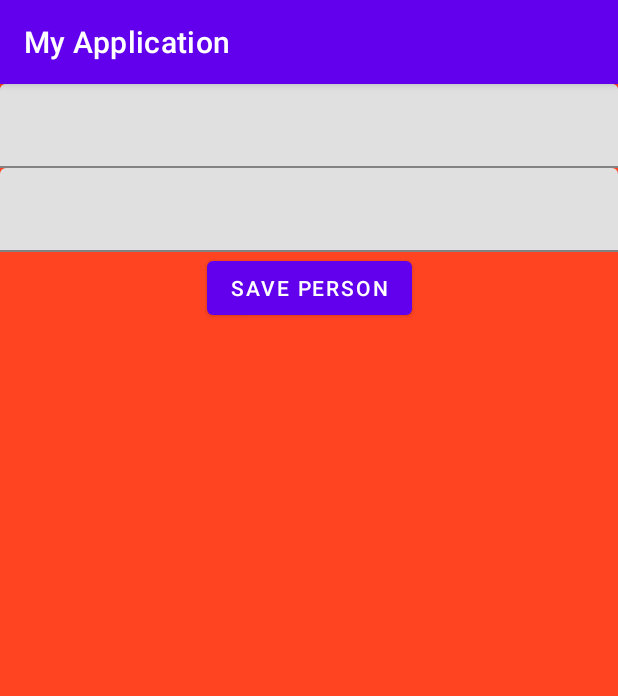
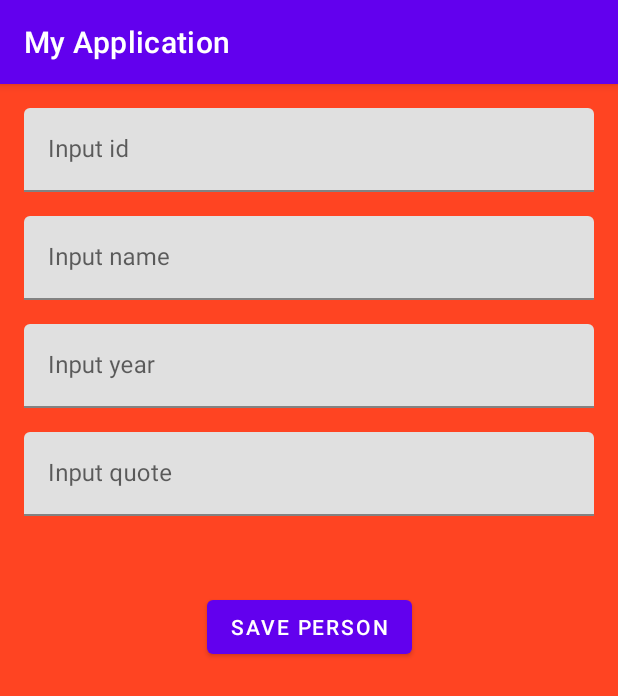
Before and after one commit to tmarkovica/Razvoj_mobilnih_aplikacija, an Android app: the screen it shows after launch (MainActivity), after a tap on an icon or button, on a phone screen of 412 x 824 dp. Shown: the top 696 px of the screen. Run offline under Robolectric (Android 15) with nearby library versions, the phone set to English and light mode, and no system bars.

Commit message:
LV2 commit

```diff
--- a/MyApplication/app/build.gradle
+++ b/MyApplication/app/build.gradle
@@ -42,7 +42,7 @@ dependencies {
     implementation 'androidx.appcompat:appcompat:1.4.1'
     implementation 'com.google.android.material:material:1.5.0'
     implementation 'androidx.constraintlayout:constraintlayout:2.1.3'
-    testImplementation 'junit:junit:4.13.2'
+    testImplementation 'junit:junit:4.+'
     androidTestImplementation 'androidx.test.ext:junit:1.1.3'
     androidTestImplementation 'androidx.test.espresso:espresso-core:3.4.0'
 
--- a/MyApplication/app/src/main/java/com/example/myapplication/data/InMemoryDb.kt
+++ b/MyApplication/app/src/main/java/com/example/myapplication/data/InMemoryDb.kt
@@ -3,7 +3,7 @@ package com.example.myapplication.data
 import com.example.myapplication.model.Person
 import kotlin.random.Random
 
-class InMemoryDb : TaskDao {
+class InMemoryDb : PersonDao {
 
     private val people = mutableListOf<Person>()
 
@@ -19,12 +19,12 @@ class InMemoryDb : TaskDao {
         }
     }
 
-    override fun save(task: Person) {
-        people.add(task)
+    override fun save(person: Person) {
+        people.add(person)
     }
 
-    override fun delete(task: Person) {
-        people.remove(task)
+    override fun delete(person: Person) {
+        people.remove(person)
     }
 
     override fun getTaskById(id: Long): Person? {
--- a/MyApplication/app/src/main/java/com/example/myapplication/data/TaskDao.kt
+++ b/MyApplication/app/src/main/java/com/example/myapplication/data/PersonDao.kt
@@ -2,10 +2,10 @@ package com.example.myapplication.data
 
 import com.example.myapplication.model.Person
 
-interface TaskDao {
+interface PersonDao {
 
-    fun save(task: Person)
-    fun delete(task: Person)
+    fun save(person: Person)
+    fun delete(person: Person)
     fun getTaskById(id: Long): Person?
     fun getAllTasks(): List<Person>
 }
--- a/MyApplication/app/src/main/java/com/example/myapplication/data/PersonRepository.kt
+++ b/MyApplication/app/src/main/java/com/example/myapplication/data/PersonRepository.kt
@@ -5,8 +5,8 @@ import com.example.myapplication.model.Person
 
 interface PersonRepository {
 
-    fun save(task: Person)
-    fun delete(task: Person)
+    fun save(person: Person)
+    fun delete(person: Person)
     fun getTaskById(id: Long): Person?
     fun getAllTasks(): List<Person>
 }
--- a/MyApplication/app/src/main/java/com/example/myapplication/data/PersonRepositoryImpl.kt
+++ b/MyApplication/app/src/main/java/com/example/myapplication/data/PersonRepositoryImpl.kt
@@ -2,9 +2,9 @@ package com.example.myapplication.data
 
 import com.example.myapplication.model.Person
 
-class PersonRepositoryImpl(val taskDao: TaskDao) : PersonRepository {
-    override fun save(task: Person) = taskDao.save(task)
-    override fun delete(task: Person) = taskDao.delete(task)
+class PersonRepositoryImpl(val taskDao: PersonDao) : PersonRepository {
+    override fun save(person: Person) = taskDao.save(person)
+    override fun delete(person: Person) = taskDao.delete(person)
     override fun getTaskById(id: Long): Person? = taskDao.getTaskById(id)
     override fun getAllTasks(): List<Person> = taskDao.getAllTasks()
 }
--- a/MyApplication/app/src/main/java/com/example/myapplication/di/PersonRepositoryFactory.kt
+++ b/MyApplication/app/src/main/java/com/example/myapplication/di/PersonRepositoryFactory.kt
@@ -1,20 +1,12 @@
 package com.example.myapplication.di
 
-import android.os.Bundle
-import android.view.LayoutInflater
-import android.view.View
-import android.view.ViewGroup
-import androidx.fragment.app.Fragment
-import androidx.navigation.fragment.findNavController
-import androidx.recyclerview.widget.LinearLayoutManager
 import com.example.myapplication.data.InMemoryDb
+import com.example.myapplication.data.PersonDao
 import com.example.myapplication.data.PersonRepository
 import com.example.myapplication.data.PersonRepositoryImpl
-import com.example.myapplication.data.TaskDao
-import com.example.myapplication.ui.person_list.PersonAdapter
 
 object PersonRepositoryFactory {
 
-    private val taskDao: TaskDao = InMemoryDb()
-    val taskRepository: PersonRepository = PersonRepositoryImpl(taskDao)
+    private val personDao: PersonDao = InMemoryDb()
+    val peopleRepository: PersonRepository = PersonRepositoryImpl(personDao)
 }
--- a/MyApplication/app/src/main/java/com/example/myapplication/ui/person_details/PersonDetailsFragment.kt
+++ b/MyApplication/app/src/main/java/com/example/myapplication/ui/person_details/PersonDetailsFragment.kt
@@ -1,6 +1,6 @@
 package com.example.myapplication.ui.person_details
 
-import android.app.Person
+import com.example.myapplication.model.Person
 import android.os.Bundle
 import android.view.LayoutInflater
 import android.view.View
@@ -18,23 +18,23 @@ class PersonDetailsFragment : Fragment() {
         inflater: LayoutInflater,
         container: ViewGroup?,
         savedInstanceState: Bundle?
-    ): View? {
+    ): View {
         binding = FragmentPersonDetailsBinding.inflate(
             inflater, container, false
         )
         return binding.root
     }
 
-    private val taskRepository = PersonRepositoryFactory.taskRepository
+    private val peopleRepository = PersonRepositoryFactory.peopleRepository
     private val args: PersonDetailsFragmentArgs by navArgs() // TaskDetailsFragmentArgs
 
     override fun onViewCreated(view: View, savedInstanceState: Bundle?) {
         super.onViewCreated(view, savedInstanceState)
-        val task = taskRepository.getTaskById(args.personid)
-        display(task)
+        val person = peopleRepository.getTaskById(args.personid)
+        display(person)
     }
 
-    private fun display(person: com.example.myapplication.model.Person?) {
+    private fun display(person: Person?) {
         person?.let {
             binding.apply {
                 binding.itemPersonId.text = person.id.toString()
@@ -48,13 +48,13 @@ class PersonDetailsFragment : Fragment() {
         }
     }
 
-    companion object {
-        val Tag = "TasksDetails"
-        val TaskIdKey = "TaskId"
-
-        fun create(id: Long): Fragment {
-            val fragment = PersonDetailsFragment() //TaskDetailsFragmentTaskDetailsFragment
-            return fragment
-        }
-    }
+//    companion object {
+//        //val Tag = "TasksDetails"
+//        //val TaskIdKey = "TaskId"
+//
+//        fun create(id: Long): Fragment {
+//            val fragment = PersonDetailsFragment() //TaskDetailsFragmentTaskDetailsFragment
+//            return fragment
+//        }
+//    }
 }
--- a/MyApplication/app/src/main/java/com/example/myapplication/ui/person_list/PersonAdapter.kt
+++ b/MyApplication/app/src/main/java/com/example/myapplication/ui/person_list/PersonAdapter.kt
@@ -8,35 +8,35 @@ import com.example.myapplication.R
 import com.example.myapplication.databinding.ItemPersonBinding
 import com.example.myapplication.model.Person
 
-class PersonAdapter : RecyclerView.Adapter<TaskViewHolder>() {
+class PersonAdapter : RecyclerView.Adapter<PersonViewHolder>() {
 
-    val people = mutableListOf<Person>()
-    var onTaskSelectedListener: PersonSelectedListener? = null
+    private val people = mutableListOf<Person>()
+    var personSelectedListener: PersonSelectedListener? = null
 
-    fun setTasks(tasks: List<Person>) {
+    fun setPeople(people: List<Person>) {
         this.people.clear()
-        this.people.addAll(tasks)
+        this.people.addAll(people)
         this.notifyDataSetChanged()
     }
 
-    override fun onCreateViewHolder(parent: ViewGroup, viewType: Int): TaskViewHolder {
+    override fun onCreateViewHolder(parent: ViewGroup, viewType: Int): PersonViewHolder {
         val view = LayoutInflater.from(parent.context)
             .inflate(R.layout.item_person, parent, false)
-        return TaskViewHolder(view)
+        return PersonViewHolder(view)
     }
 
-    override fun onBindViewHolder(holder: TaskViewHolder, position: Int) {
-        val task = people[position]
-        holder.bind(task)
-        onTaskSelectedListener?.let { listener ->
-            holder.itemView.setOnClickListener { listener.onTaskSelected(task.id) }
+    override fun onBindViewHolder(holder: PersonViewHolder, position: Int) {
+        val person = people[position]
+        holder.bind(person)
+        personSelectedListener?.let { listener ->
+            holder.itemView.setOnClickListener { listener.personSelected(person.id) }
         }
     }
 
     override fun getItemCount(): Int = people.count()
 }
 
-class TaskViewHolder(itemView: View) : RecyclerView.ViewHolder(itemView) {
+class PersonViewHolder(itemView: View) : RecyclerView.ViewHolder(itemView) {
 
     fun bind(person: Person) {
 
--- a/MyApplication/app/src/main/java/com/example/myapplication/ui/person_list/PersonListFragment.kt
+++ b/MyApplication/app/src/main/java/com/example/myapplication/ui/person_list/PersonListFragment.kt
@@ -16,7 +16,7 @@ class PersonListFragment : Fragment(), PersonSelectedListener {
     private lateinit var binding: FragmentPersonListBinding
 
     private lateinit var adapter: PersonAdapter
-    private val taskRepository = PersonRepositoryFactory.taskRepository
+    private val peopleRepository = PersonRepositoryFactory.peopleRepository
 
     override fun onCreateView(
         inflater: LayoutInflater,
@@ -47,7 +47,7 @@ class PersonListFragment : Fragment(), PersonSelectedListener {
         )
 
         adapter = PersonAdapter()
-        adapter.onTaskSelectedListener = this
+        adapter.personSelectedListener = this
         binding.personListRv.adapter = adapter
     }
 
@@ -58,16 +58,16 @@ class PersonListFragment : Fragment(), PersonSelectedListener {
     }
 
     private fun updateData() {
-        adapter.setTasks(taskRepository.getAllTasks())
+        adapter.setPeople(peopleRepository.getAllTasks())
     }
 
-    companion object {
-        fun create(): Fragment {
-            return PersonListFragment()
-        }
-    }
+//    companion object {
+//        fun create(): Fragment {
+//            return PersonListFragment()
+//        }
+//    }
 
-    override fun onTaskSelected(id: Long?) {
+    override fun personSelected(id: Long?) {
         val action =
             PersonListFragmentDirections.actionPersonListFragmentToPersonDetailsFragment(id ?: -1)
         findNavController().navigate(action)
--- a/MyApplication/app/src/main/java/com/example/myapplication/ui/person_list/PersonSelectedListener.kt
+++ b/MyApplication/app/src/main/java/com/example/myapplication/ui/person_list/PersonSelectedListener.kt
@@ -1,5 +1,5 @@
 package com.example.myapplication.ui.person_list
 
 interface PersonSelectedListener{
-    fun onTaskSelected(id: Long?)
+    fun personSelected(id: Long?)
 }
--- a/MyApplication/app/src/main/java/com/example/myapplication/ui/person_new/PersonNewFragment.kt
+++ b/MyApplication/app/src/main/java/com/example/myapplication/ui/person_new/PersonNewFragment.kt
@@ -16,7 +16,7 @@ class PersonNewFragment : Fragment() {
 
     private lateinit var binding: FragmentPersonNewBinding
 
-    private val taskRepository = PersonRepositoryFactory.taskRepository //TaskRepositoryFactory
+    private val peopleRepository = PersonRepositoryFactory.peopleRepository //TaskRepositoryFactory
 
     override fun onCreateView(
         inflater: LayoutInflater,
@@ -44,23 +44,24 @@ class PersonNewFragment : Fragment() {
 //
 //        taskRepository.save(Task(0, title, contents, priority))
 
-        var q = mutableListOf<String>("quote1", "quote2")
+        val id: Long = binding.addId.text.toString().toLong()
+        val name = binding.addName.text.toString()
+        val year = binding.addYear.text.toString()
+        var q = mutableListOf<String>("quote1", binding.addQuote.text.toString())
 
-        val person = Person(55, "tm", "1998", q)
+        val person = Person(id, name, year, q)
+
 
 
         Toast.makeText(context, getString(R.string.save_person), Toast.LENGTH_SHORT).show()
-
         val action = PersonNewFragmentDirections.actionPersonNewFragmentToPersonListFragment()
-            //NewTaskFragmentDirections.actionNewTaskFragmentToTaskListFragment()
-
-        taskRepository.save(person)
+        peopleRepository.save(person)
         findNavController().navigate(action)
     }
 
-    companion object {
-        fun create(): Fragment {
-            return PersonNewFragment()
-        }
-    }
+//    companion object {
+//        fun create(): Fragment {
+//            return PersonNewFragment()
+//        }
+//    }
 }
--- a/MyApplication/app/src/main/res/layout/fragment_person_new.xml
+++ b/MyApplication/app/src/main/res/layout/fragment_person_new.xml
@@ -5,6 +5,76 @@
     android:layout_height="match_parent"
     xmlns:app="http://schemas.android.com/apk/res-auto"
     android:background="#FF4422">
+
+    <com.google.android.material.textfield.TextInputLayout
+        android:id="@+id/addIdLayout"
+        android:layout_width="match_parent"
+        android:layout_height="wrap_content"
+        android:layout_marginBottom="@dimen/margin_medium"
+        app:layout_constraintTop_toTopOf="parent"
+        app:layout_constraintBottom_toTopOf="@+id/addNameLayout"
+        android:layout_margin="@dimen/margin_medium">
+
+        <EditText
+            android:id="@+id/addId"
+            android:layout_width="match_parent"
+            android:layout_height="match_parent"
+            android:hint="@string/input_id"
+            android:inputType="number"
+            />
+    </com.google.android.material.textfield.TextInputLayout>
+
+    <com.google.android.material.textfield.TextInputLayout
+        android:id="@+id/addNameLayout"
+        android:layout_width="match_parent"
+        android:layout_height="wrap_content"
+        android:layout_marginBottom="@dimen/margin_medium"
+        app:layout_constraintStart_toStartOf="parent"
+        app:layout_constraintTop_toBottomOf="@+id/addIdLayout"
+        android:layout_margin="@dimen/margin_medium">
+
+        <EditText
+            android:id="@+id/addName"
+            android:layout_width="match_parent"
+            android:layout_height="match_parent"
+            android:hint="@string/input_name"
+            android:inputType="text"
+            />
+    </com.google.android.material.textfield.TextInputLayout>
+
+    <com.google.android.material.textfield.TextInputLayout
+        android:id="@+id/addYearLayout"
+        android:layout_width="match_parent"
+        android:layout_height="wrap_content"
+        android:layout_marginBottom="@dimen/margin_medium"
+        app:layout_constraintTop_toBottomOf="@+id/addNameLayout"
+        android:layout_margin="@dimen/margin_medium">
+
+        <EditText
+            android:id="@+id/addYear"
+            android:layout_width="match_parent"
+            android:layout_height="match_parent"
+            android:hint="@string/input_year"
+            android:inputType="date"
+            />
+    </com.google.android.material.textfield.TextInputLayout>
+
+    <com.google.android.material.textfield.TextInputLayout
+        android:id="@+id/addQuoteLayout"
+        android:layout_width="match_parent"
+        android:layout_height="wrap_content"
+        android:layout_marginBottom="@dimen/margin_medium"
+        app:layout_constraintTop_toBottomOf="@+id/addYearLayout"
+        android:layout_margin="@dimen/margin_medium">
+
+        <EditText
+            android:id="@+id/addQuote"
+            android:layout_width="match_parent"
+            android:layout_height="match_parent"
+            android:hint="@string/input_quote"
+            android:inputType="text"
+            />
+    </com.google.android.material.textfield.TextInputLayout>
 
     <Button
         android:layout_width="wrap_content"
@@ -14,51 +84,8 @@
         app:layout_constraintRight_toRightOf="parent"
         tools:ignore="MissingConstraints"
         android:id="@+id/btnAddNewPerson"
-        app:layout_constraintTop_toBottomOf="@+id/addYearLayout">
-
+        app:layout_constraintTop_toBottomOf="@+id/addQuoteLayout"
+        android:layout_marginTop="50dp">
     </Button>
 
-    <com.google.android.material.textfield.TextInputLayout
-        android:id="@+id/addIdLayout"
-        android:layout_width="match_parent"
-        android:layout_height="wrap_content"
-        android:layout_marginBottom="@dimen/margin_medium"
-        app:layout_constraintStart_toStartOf="parent"
-        app:layout_constraintTop_toTopOf="parent">
-
-        <EditText
-            android:id="@+id/addId"
-            android:layout_width="match_parent"
-            android:layout_height="match_parent"
-            />
-    </com.google.android.material.textfield.TextInputLayout>
-
-    <com.google.android.material.textfield.TextInputLayout
-        android:id="@+id/addNameLayout"
-        android:layout_width="match_parent"
-        android:layout_height="wrap_content"
-        android:layout_marginBottom="@dimen/margin_medium"
-        app:layout_constraintStart_toStartOf="parent"
-        app:layout_constraintTop_toTopOf="parent"
-        app:layout_constraintTop_toBottomOf="@+id/addIdLayout">
-
-        <EditText
-            android:id="@+id/addName"
-            android:layout_width="match_parent"
-            android:layout_height="match_parent"/>
-    </com.google.android.material.textfield.TextInputLayout>
-
-    <com.google.android.material.textfield.TextInputLayout
-        android:id="@+id/addYearLayout"
-        android:layout_width="match_parent"
-        android:layout_height="wrap_content"
-        android:layout_marginBottom="@dimen/margin_medium"
-        app:layout_constraintTop_toBottomOf="@+id/addNameLayout">
-
-        <EditText
-            android:id="@+id/addYear"
-            android:layout_width="match_parent"
-            android:layout_height="match_parent" />
-    </com.google.android.material.textfield.TextInputLayout>
-
 </androidx.constraintlayout.widget.ConstraintLayout>
--- a/MyApplication/app/src/main/res/values/strings.xml
+++ b/MyApplication/app/src/main/res/values/strings.xml
@@ -1,4 +1,8 @@
 <resources>
     <string name="app_name">My Application</string>
     <string name="save_person">Save Person</string>
+    <string name="input_quote">Input quote</string>
+    <string name="input_year">Input year</string>
+    <string name="input_name">Input name</string>
+    <string name="input_id">Input id</string>
 </resources>
--- a/MyApplication/build.gradle
+++ b/MyApplication/build.gradle
@@ -14,12 +14,14 @@ buildscript {
 
     dependencies {
         classpath navigation_safe_args_gradle_plugin
+
+
     }
 }
 
 plugins {
-    id 'com.android.application' version '7.1.1' apply false
-    id 'com.android.library' version '7.1.1' apply false
+    id 'com.android.application' version '7.1.2' apply false
+    id 'com.android.library' version '7.1.2' apply false
     id 'org.jetbrains.kotlin.android' version '1.6.10' apply false
 }
 
```
Also changed, not shown: MyApplication/gradle/wrapper/gradle-wrapper.properties, 1 other file.
